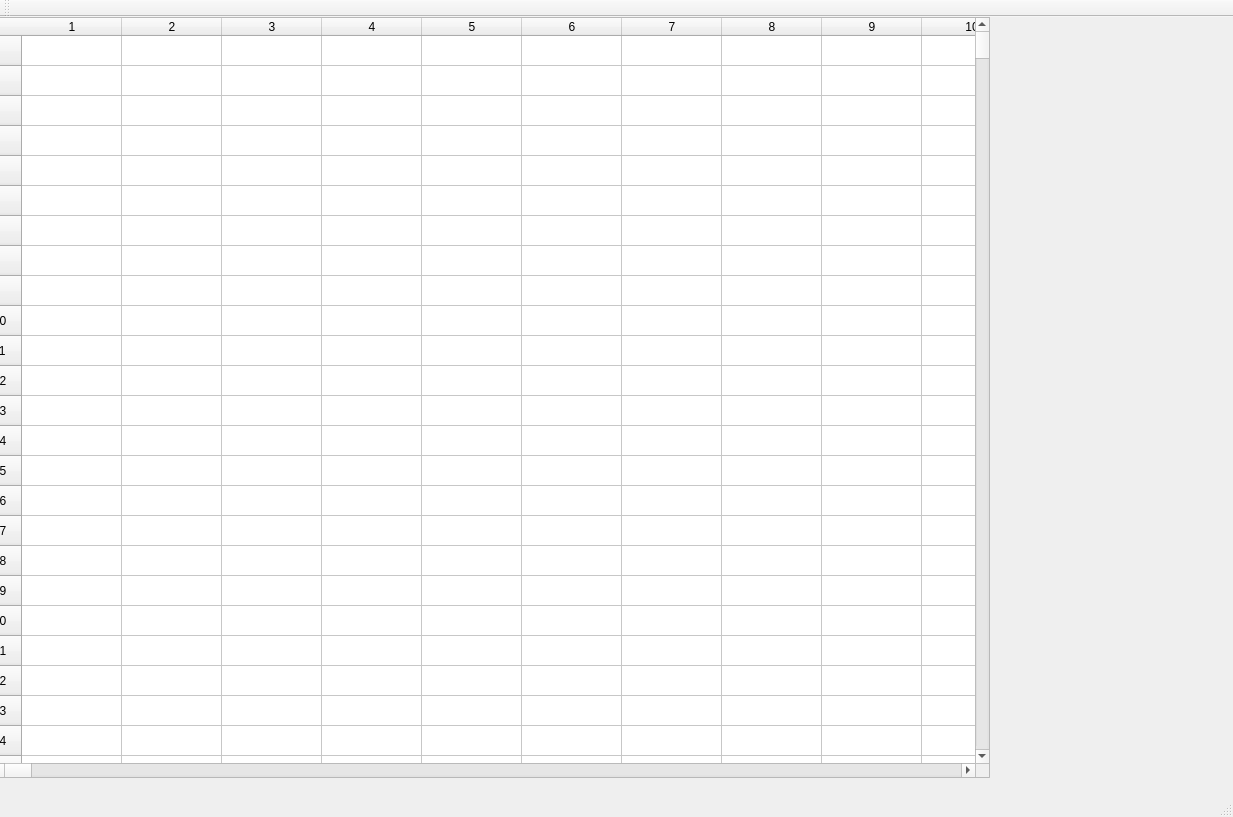
The window that mainwindow.ui (AlexEmets/GameOfLife) describes before a commit, drawn with Qt 5.
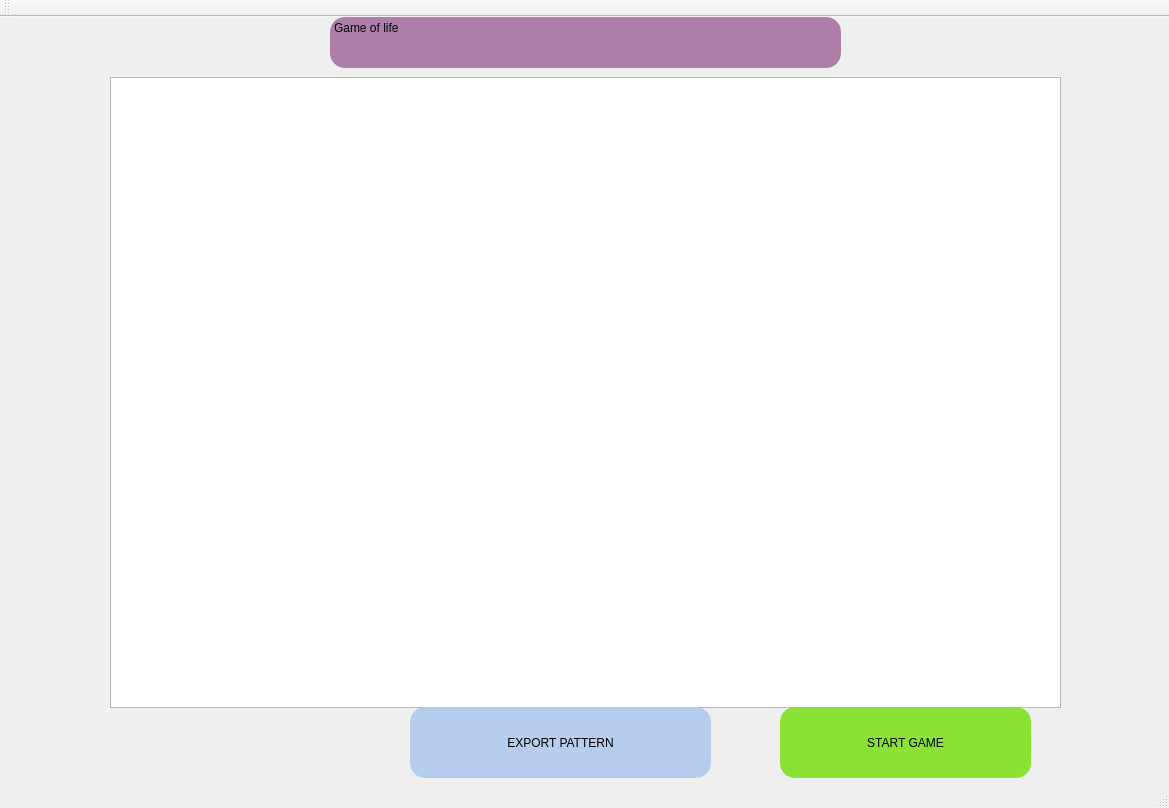
The same window after the commit.

Diff of the .ui file:
```diff
--- a/mainwindow.ui
+++ b/mainwindow.ui
@@ -6,8 +6,8 @@
    <rect>
     <x>0</x>
     <y>0</y>
-    <width>1233</width>
-    <height>817</height>
+    <width>1169</width>
+    <height>808</height>
    </rect>
   </property>
   <property name="windowTitle">
@@ -17,2018 +17,78 @@
    <widget class="QTableWidget" name="tableWidget">
     <property name="geometry">
      <rect>
-      <x>-10</x>
+      <x>110</x>
+      <y>60</y>
+      <width>951</width>
+      <height>631</height>
+     </rect>
+    </property>
+    <property name="styleSheet">
+     <string notr="true"/>
+    </property>
+   </widget>
+   <widget class="QPlainTextEdit" name="plainTextEdit">
+    <property name="geometry">
+     <rect>
+      <x>330</x>
       <y>0</y>
-      <width>1000</width>
-      <height>761</height>
-     </rect>
-    </property>
-    <property name="rowCount">
-     <number>1000</number>
-    </property>
-    <property name="columnCount">
-     <number>1000</number>
-    </property>
-    <row/>
-    <row/>
-    <row/>
-    <row/>
-    <row/>
-    <row/>
-    <row/>
-    <row/>
-    <row/>
-    <row/>
-    <row/>
-    <row/>
-    <row/>
-    <row/>
-    <row/>
-    <row/>
-    <row/>
-    <row/>
-    <row/>
-    <row/>
-    <row/>
-    <row/>
-    <row/>
-    <row/>
-    <row/>
-    <row/>
-    <row/>
-    <row/>
-    <row/>
-    <row/>
-    <row/>
-    <row/>
-    <row/>
-    <row/>
-    <row/>
-    <row/>
-    <row/>
-    <row/>
-    <row/>
-    <row/>
-    <row/>
-    <row/>
-    <row/>
-    <row/>
-    <row/>
-    <row/>
-    <row/>
-    <row/>
-    <row/>
-    <row/>
-    <row/>
-    <row/>
-    <row/>
-    <row/>
-    <row/>
-    <row/>
-    <row/>
-    <row/>
-    <row/>
-    <row/>
-    <row/>
-    <row/>
-    <row/>
-    <row/>
-    <row/>
-    <row/>
-    <row/>
-    <row/>
-    <row/>
-    <row/>
-    <row/>
-    <row/>
-    <row/>
-    <row/>
-    <row/>
-    <row/>
-    <row/>
-    <row/>
-    <row/>
-    <row/>
-    <row/>
-    <row/>
-    <row/>
-    <row/>
-    <row/>
-    <row/>
-    <row/>
-    <row/>
-    <row/>
-    <row/>
-    <row/>
-    <row/>
-    <row/>
-    <row/>
-    <row/>
-    <row/>
-    <row/>
-    <row/>
-    <row/>
-    <row/>
-    <row/>
-    <row/>
-    <row/>
-    <row/>
-    <row/>
-    <row/>
-    <row/>
-    <row/>
-    <row/>
-    <row/>
-    <row/>
-    <row/>
-    <row/>
-    <row/>
-    <row/>
-    <row/>
-    <row/>
-    <row/>
-    <row/>
-    <row/>
-    <row/>
-    <row/>
-    <row/>
-    <row/>
-    <row/>
-    <row/>
-    <row/>
-    <row/>
-    <row/>
-    <row/>
-    <row/>
-    <row/>
-    <row/>
-    <row/>
-    <row/>
-    <row/>
-    <row/>
-    <row/>
-    <row/>
-    <row/>
-    <row/>
-    <row/>
-    <row/>
-    <row/>
-    <row/>
-    <row/>
-    <row/>
-    <row/>
-    <row/>
-    <row/>
-    <row/>
-    <row/>
-    <row/>
-    <row/>
-    <row/>
-    <row/>
-    <row/>
-    <row/>
-    <row/>
-    <row/>
-    <row/>
-    <row/>
-    <row/>
-    <row/>
-    <row/>
-    <row/>
-    <row/>
-    <row/>
-    <row/>
-    <row/>
-    <row/>
-    <row/>
-    <row/>
-    <row/>
-    <row/>
-    <row/>
-    <row/>
-    <row/>
-    <row/>
-    <row/>
-    <row/>
-    <row/>
-    <row/>
-    <row/>
-    <row/>
-    <row/>
-    <row/>
-    <row/>
-    <row/>
-    <row/>
-    <row/>
-    <row/>
-    <row/>
-    <row/>
-    <row/>
-    <row/>
-    <row/>
-    <row/>
-    <row/>
-    <row/>
-    <row/>
-    <row/>
-    <row/>
-    <row/>
-    <row/>
-    <row/>
-    <row/>
-    <row/>
-    <row/>
-    <row/>
-    <row/>
-    <row/>
-    <row/>
-    <row/>
-    <row/>
-    <row/>
-    <row/>
-    <row/>
-    <row/>
-    <row/>
-    <row/>
-    <row/>
-    <row/>
-    <row/>
-    <row/>
-    <row/>
-    <row/>
-    <row/>
-    <row/>
-    <row/>
-    <row/>
-    <row/>
-    <row/>
-    <row/>
-    <row/>
-    <row/>
-    <row/>
-    <row/>
-    <row/>
-    <row/>
-    <row/>
-    <row/>
-    <row/>
-    <row/>
-    <row/>
-    <row/>
-    <row/>
-    <row/>
-    <row/>
-    <row/>
-    <row/>
-    <row/>
-    <row/>
-    <row/>
-    <row/>
-    <row/>
-    <row/>
-    <row/>
-    <row/>
-    <row/>
-    <row/>
-    <row/>
-    <row/>
-    <row/>
-    <row/>
-    <row/>
-    <row/>
-    <row/>
-    <row/>
-    <row/>
-    <row/>
-    <row/>
-    <row/>
-    <row/>
-    <row/>
-    <row/>
-    <row/>
-    <row/>
-    <row/>
-    <row/>
-    <row/>
-    <row/>
-    <row/>
-    <row/>
-    <row/>
-    <row/>
-    <row/>
-    <row/>
-    <row/>
-    <row/>
-    <row/>
-    <row/>
-    <row/>
-    <row/>
-    <row/>
-    <row/>
-    <row/>
-    <row/>
-    <row/>
-    <row/>
-    <row/>
-    <row/>
-    <row/>
-    <row/>
-    <row/>
-    <row/>
-    <row/>
-    <row/>
-    <row/>
-    <row/>
-    <row/>
-    <row/>
-    <row/>
-    <row/>
-    <row/>
-    <row/>
-    <row/>
-    <row/>
-    <row/>
-    <row/>
-    <row/>
-    <row/>
-    <row/>
-    <row/>
-    <row/>
-    <row/>
-    <row/>
-    <row/>
-    <row/>
-    <row/>
-    <row/>
-    <row/>
-    <row/>
-    <row/>
-    <row/>
-    <row/>
-    <row/>
-    <row/>
-    <row/>
-    <row/>
-    <row/>
-    <row/>
-    <row/>
-    <row/>
-    <row/>
-    <row/>
-    <row/>
-    <row/>
-    <row/>
-    <row/>
-    <row/>
-    <row/>
-    <row/>
-    <row/>
-    <row/>
-    <row/>
-    <row/>
-    <row/>
-    <row/>
-    <row/>
-    <row/>
-    <row/>
-    <row/>
-    <row/>
-    <row/>
-    <row/>
-    <row/>
-    <row/>
-    <row/>
-    <row/>
-    <row/>
-    <row/>
-    <row/>
-    <row/>
-    <row/>
-    <row/>
-    <row/>
-    <row/>
-    <row/>
-    <row/>
-    <row/>
-    <row/>
-    <row/>
-    <row/>
-    <row/>
-    <row/>
-    <row/>
-    <row/>
-    <row/>
-    <row/>
-    <row/>
-    <row/>
-    <row/>
-    <row/>
-    <row/>
-    <row/>
-    <row/>
-    <row/>
-    <row/>
-    <row/>
-    <row/>
-    <row/>
-    <row/>
-    <row/>
-    <row/>
-    <row/>
-    <row/>
-    <row/>
-    <row/>
-    <row/>
-    <row/>
-    <row/>
-    <row/>
-    <row/>
-    <row/>
-    <row/>
-    <row/>
-    <row/>
-    <row/>
-    <row/>
-    <row/>
-    <row/>
-    <row/>
-    <row/>
-    <row/>
-    <row/>
-    <row/>
-    <row/>
-    <row/>
-    <row/>
-    <row/>
-    <row/>
-    <row/>
-    <row/>
-    <row/>
-    <row/>
-    <row/>
-    <row/>
-    <row/>
-    <row/>
-    <row/>
-    <row/>
-    <row/>
-    <row/>
-    <row/>
-    <row/>
-    <row/>
-    <row/>
-    <row/>
-    <row/>
-    <row/>
-    <row/>
-    <row/>
-    <row/>
-    <row/>
-    <row/>
-    <row/>
-    <row/>
-    <row/>
-    <row/>
-    <row/>
-    <row/>
-    <row/>
-    <row/>
-    <row/>
-    <row/>
-    <row/>
-    <row/>
-    <row/>
-    <row/>
-    <row/>
-    <row/>
-    <row/>
-    <row/>
-    <row/>
-    <row/>
-    <row/>
-    <row/>
-    <row/>
-    <row/>
-    <row/>
-    <row/>
-    <row/>
-    <row/>
-    <row/>
-    <row/>
-    <row/>
-    <row/>
-    <row/>
-    <row/>
-    <row/>
-    <row/>
-    <row/>
-    <row/>
-    <row/>
-    <row/>
-    <row/>
-    <row/>
-    <row/>
-    <row/>
-    <row/>
-    <row/>
-    <row/>
-    <row/>
-    <row/>
-    <row/>
-    <row/>
-    <row/>
-    <row/>
-    <row/>
-    <row/>
-    <row/>
-    <row/>
-    <row/>
-    <row/>
-    <row/>
-    <row/>
-    <row/>
-    <row/>
-    <row/>
-    <row/>
-    <row/>
-    <row/>
-    <row/>
-    <row/>
-    <row/>
-    <row/>
-    <row/>
-    <row/>
-    <row/>
-    <row/>
-    <row/>
-    <row/>
-    <row/>
-    <row/>
-    <row/>
-    <row/>
-    <row/>
-    <row/>
-    <row/>
-    <row/>
-    <row/>
-    <row/>
-    <row/>
-    <row/>
-    <row/>
-    <row/>
-    <row/>
-    <row/>
-    <row/>
-    <row/>
-    <row/>
-    <row/>
-    <row/>
-    <row/>
-    <row/>
-    <row/>
-    <row/>
-    <row/>
-    <row/>
-    <row/>
-    <row/>
-    <row/>
-    <row/>
-    <row/>
-    <row/>
-    <row/>
-    <row/>
-    <row/>
-    <row/>
-    <row/>
-    <row/>
-    <row/>
-    <row/>
-    <row/>
-    <row/>
-    <row/>
-    <row/>
-    <row/>
-    <row/>
-    <row/>
-    <row/>
-    <row/>
-    <row/>
-    <row/>
-    <row/>
-    <row/>
-    <row/>
-    <row/>
-    <row/>
-    <row/>
-    <row/>
-    <row/>
-    <row/>
-    <row/>
-    <row/>
-    <row/>
-    <row/>
-    <row/>
-    <row/>
-    <row/>
-    <row/>
-    <row/>
-    <row/>
-    <row/>
-    <row/>
-    <row/>
-    <row/>
-    <row/>
-    <row/>
-    <row/>
-    <row/>
-    <row/>
-    <row/>
-    <row/>
-    <row/>
-    <row/>
-    <row/>
-    <row/>
-    <row/>
-    <row/>
-    <row/>
-    <row/>
-    <row/>
-    <row/>
-    <row/>
-    <row/>
-    <row/>
-    <row/>
-    <row/>
-    <row/>
-    <row/>
-    <row/>
-    <row/>
-    <row/>
-    <row/>
-    <row/>
-    <row/>
-    <row/>
-    <row/>
-    <row/>
-    <row/>
-    <row/>
-    <row/>
-    <row/>
-    <row/>
-    <row/>
-    <row/>
-    <row/>
-    <row/>
-    <row/>
-    <row/>
-    <row/>
-    <row/>
-    <row/>
-    <row/>
-    <row/>
-    <row/>
-    <row/>
-    <row/>
-    <row/>
-    <row/>
-    <row/>
-    <row/>
-    <row/>
-    <row/>
-    <row/>
-    <row/>
-    <row/>
-    <row/>
-    <row/>
-    <row/>
-    <row/>
-    <row/>
-    <row/>
-    <row/>
-    <row/>
-    <row/>
-    <row/>
-    <row/>
-    <row/>
-    <row/>
-    <row/>
-    <row/>
-    <row/>
-    <row/>
-    <row/>
-    <row/>
-    <row/>
-    <row/>
-    <row/>
-    <row/>
-    <row/>
-    <row/>
-    <row/>
-    <row/>
-    <row/>
-    <row/>
-    <row/>
-    <row/>
-    <row/>
-    <row/>
-    <row/>
-    <row/>
-    <row/>
-    <row/>
-    <row/>
-    <row/>
-    <row/>
-    <row/>
-    <row/>
-    <row/>
-    <row/>
-    <row/>
-    <row/>
-    <row/>
-    <row/>
-    <row/>
-    <row/>
-    <row/>
-    <row/>
-    <row/>
-    <row/>
-    <row/>
-    <row/>
-    <row/>
-    <row/>
-    <row/>
-    <row/>
-    <row/>
-    <row/>
-    <row/>
-    <row/>
-    <row/>
-    <row/>
-    <row/>
-    <row/>
-    <row/>
-    <row/>
-    <row/>
-    <row/>
-    <row/>
-    <row/>
-    <row/>
-    <row/>
-    <row/>
-    <row/>
-    <row/>
-    <row/>
-    <row/>
-    <row/>
-    <row/>
-    <row/>
-    <row/>
-    <row/>
-    <row/>
-    <row/>
-    <row/>
-    <row/>
-    <row/>
-    <row/>
-    <row/>
-    <row/>
-    <row/>
-    <row/>
-    <row/>
-    <row/>
-    <row/>
-    <row/>
-    <row/>
-    <row/>
-    <row/>
-    <row/>
-    <row/>
-    <row/>
-    <row/>
-    <row/>
-    <row/>
-    <row/>
-    <row/>
-    <row/>
-    <row/>
-    <row/>
-    <row/>
-    <row/>
-    <row/>
-    <row/>
-    <row/>
-    <row/>
-    <row/>
-    <row/>
-    <row/>
-    <row/>
-    <row/>
-    <row/>
-    <row/>
-    <row/>
-    <row/>
-    <row/>
-    <row/>
-    <row/>
-    <row/>
-    <row/>
-    <row/>
-    <row/>
-    <row/>
-    <row/>
-    <row/>
-    <row/>
-    <row/>
-    <row/>
-    <row/>
-    <row/>
-    <row/>
-    <row/>
-    <row/>
-    <row/>
-    <row/>
-    <row/>
-    <row/>
-    <row/>
-    <row/>
-    <row/>
-    <row/>
-    <row/>
-    <row/>
-    <row/>
-    <row/>
-    <row/>
-    <row/>
-    <row/>
-    <row/>
-    <row/>
-    <row/>
-    <row/>
-    <row/>
-    <row/>
-    <row/>
-    <row/>
-    <row/>
-    <row/>
-    <row/>
-    <row/>
-    <row/>
-    <row/>
-    <row/>
-    <row/>
-    <row/>
-    <row/>
-    <row/>
-    <row/>
-    <row/>
-    <row/>
-    <row/>
-    <row/>
-    <row/>
-    <row/>
-    <row/>
-    <row/>
-    <row/>
-    <row/>
-    <row/>
-    <row/>
-    <row/>
-    <row/>
-    <row/>
-    <row/>
-    <row/>
-    <row/>
-    <row/>
-    <row/>
-    <row/>
-    <row/>
-    <row/>
-    <row/>
-    <row/>
-    <row/>
-    <row/>
-    <row/>
-    <row/>
-    <row/>
-    <row/>
-    <row/>
-    <row/>
-    <row/>
-    <row/>
-    <row/>
-    <row/>
-    <row/>
-    <row/>
-    <row/>
-    <row/>
-    <row/>
-    <row/>
-    <row/>
-    <row/>
-    <row/>
-    <row/>
-    <row/>
-    <row/>
-    <row/>
-    <row/>
-    <row/>
-    <row/>
-    <row/>
-    <row/>
-    <row/>
-    <row/>
-    <row/>
-    <row/>
-    <row/>
-    <row/>
-    <row/>
-    <row/>
-    <row/>
-    <row/>
-    <row/>
-    <row/>
-    <row/>
-    <row/>
-    <row/>
-    <row/>
-    <row/>
-    <row/>
-    <row/>
-    <row/>
-    <row/>
-    <row/>
-    <row/>
-    <row/>
-    <row/>
-    <row/>
-    <row/>
-    <row/>
-    <row/>
-    <row/>
-    <row/>
-    <row/>
-    <row/>
-    <row/>
-    <row/>
-    <row/>
-    <row/>
-    <row/>
-    <row/>
-    <row/>
-    <row/>
-    <row/>
-    <row/>
-    <row/>
-    <row/>
-    <row/>
-    <row/>
-    <row/>
-    <row/>
-    <row/>
-    <row/>
-    <row/>
-    <row/>
-    <row/>
-    <row/>
-    <row/>
-    <row/>
-    <row/>
-    <row/>
-    <row/>
-    <row/>
-    <row/>
-    <row/>
-    <row/>
-    <row/>
-    <row/>
-    <row/>
-    <row/>
-    <row/>
-    <row/>
-    <row/>
-    <row/>
-    <row/>
-    <row/>
-    <row/>
-    <row/>
-    <row/>
-    <row/>
-    <row/>
-    <row/>
-    <row/>
-    <row/>
-    <row/>
-    <row/>
-    <row/>
-    <row/>
-    <row/>
-    <row/>
-    <row/>
-    <row/>
-    <row/>
-    <row/>
-    <row/>
-    <row/>
-    <column/>
-    <column/>
-    <column/>
-    <column/>
-    <column/>
-    <column/>
-    <column/>
-    <column/>
-    <column/>
-    <column/>
-    <column/>
-    <column/>
-    <column/>
-    <column/>
-    <column/>
-    <column/>
-    <column/>
-    <column/>
-    <column/>
-    <column/>
-    <column/>
-    <column/>
-    <column/>
-    <column/>
-    <column/>
-    <column/>
-    <column/>
-    <column/>
-    <column/>
-    <column/>
-    <column/>
-    <column/>
-    <column/>
-    <column/>
-    <column/>
-    <column/>
-    <column/>
-    <column/>
-    <column/>
-    <column/>
-    <column/>
-    <column/>
-    <column/>
-    <column/>
-    <column/>
-    <column/>
-    <column/>
-    <column/>
-    <column/>
-    <column/>
-    <column/>
-    <column/>
-    <column/>
-    <column/>
-    <column/>
-    <column/>
-    <column/>
-    <column/>
-    <column/>
-    <column/>
-    <column/>
-    <column/>
-    <column/>
-    <column/>
-    <column/>
-    <column/>
-    <column/>
-    <column/>
-    <column/>
-    <column/>
-    <column/>
-    <column/>
-    <column/>
-    <column/>
-    <column/>
-    <column/>
-    <column/>
-    <column/>
-    <column/>
-    <column/>
-    <column/>
-    <column/>
-    <column/>
-    <column/>
-    <column/>
-    <column/>
-    <column/>
-    <column/>
-    <column/>
-    <column/>
-    <column/>
-    <column/>
-    <column/>
-    <column/>
-    <column/>
-    <column/>
-    <column/>
-    <column/>
-    <column/>
-    <column/>
-    <column/>
-    <column/>
-    <column/>
-    <column/>
-    <column/>
-    <column/>
-    <column/>
-    <column/>
-    <column/>
-    <column/>
-    <column/>
-    <column/>
-    <column/>
-    <column/>
-    <column/>
-    <column/>
-    <column/>
-    <column/>
-    <column/>
-    <column/>
-    <column/>
-    <column/>
-    <column/>
-    <column/>
-    <column/>
-    <column/>
-    <column/>
-    <column/>
-    <column/>
-    <column/>
-    <column/>
-    <column/>
-    <column/>
-    <column/>
-    <column/>
-    <column/>
-    <column/>
-    <column/>
-    <column/>
-    <column/>
-    <column/>
-    <column/>
-    <column/>
-    <column/>
-    <column/>
-    <column/>
-    <column/>
-    <column/>
-    <column/>
-    <column/>
-    <column/>
-    <column/>
-    <column/>
-    <column/>
-    <column/>
-    <column/>
-    <column/>
-    <column/>
-    <column/>
-    <column/>
-    <column/>
-    <column/>
-    <column/>
-    <column/>
-    <column/>
-    <column/>
-    <column/>
-    <column/>
-    <column/>
-    <column/>
-    <column/>
-    <column/>
-    <column/>
-    <column/>
-    <column/>
-    <column/>
-    <column/>
-    <column/>
-    <column/>
-    <column/>
-    <column/>
-    <column/>
-    <column/>
-    <column/>
-    <column/>
-    <column/>
-    <column/>
-    <column/>
-    <column/>
-    <column/>
-    <column/>
-    <column/>
-    <column/>
-    <column/>
-    <column/>
-    <column/>
-    <column/>
-    <column/>
-    <column/>
-    <column/>
-    <column/>
-    <column/>
-    <column/>
-    <column/>
-    <column/>
-    <column/>
-    <column/>
-    <column/>
-    <column/>
-    <column/>
-    <column/>
-    <column/>
-    <column/>
-    <column/>
-    <column/>
-    <column/>
-    <column/>
-    <column/>
-    <column/>
-    <column/>
-    <column/>
-    <column/>
-    <column/>
-    <column/>
-    <column/>
-    <column/>
-    <column/>
-    <column/>
-    <column/>
-    <column/>
-    <column/>
-    <column/>
-    <column/>
-    <column/>
-    <column/>
-    <column/>
-    <column/>
-    <column/>
-    <column/>
-    <column/>
-    <column/>
-    <column/>
-    <column/>
-    <column/>
-    <column/>
-    <column/>
-    <column/>
-    <column/>
-    <column/>
-    <column/>
-    <column/>
-    <column/>
-    <column/>
-    <column/>
-    <column/>
-    <column/>
-    <column/>
-    <column/>
-    <column/>
-    <column/>
-    <column/>
-    <column/>
-    <column/>
-    <column/>
-    <column/>
-    <column/>
-    <column/>
-    <column/>
-    <column/>
-    <column/>
-    <column/>
-    <column/>
-    <column/>
-    <column/>
-    <column/>
-    <column/>
-    <column/>
-    <column/>
-    <column/>
-    <column/>
-    <column/>
-    <column/>
-    <column/>
-    <column/>
-    <column/>
-    <column/>
-    <column/>
-    <column/>
-    <column/>
-    <column/>
-    <column/>
-    <column/>
-    <column/>
-    <column/>
-    <column/>
-    <column/>
-    <column/>
-    <column/>
-    <column/>
-    <column/>
-    <column/>
-    <column/>
-    <column/>
-    <column/>
-    <column/>
-    <column/>
-    <column/>
-    <column/>
-    <column/>
-    <column/>
-    <column/>
-    <column/>
-    <column/>
-    <column/>
-    <column/>
-    <column/>
-    <column/>
-    <column/>
-    <column/>
-    <column/>
-    <column/>
-    <column/>
-    <column/>
-    <column/>
-    <column/>
-    <column/>
-    <column/>
-    <column/>
-    <column/>
-    <column/>
-    <column/>
-    <column/>
-    <column/>
-    <column/>
-    <column/>
-    <column/>
-    <column/>
-    <column/>
-    <column/>
-    <column/>
-    <column/>
-    <column/>
-    <column/>
-    <column/>
-    <column/>
-    <column/>
-    <column/>
-    <column/>
-    <column/>
-    <column/>
-    <column/>
-    <column/>
-    <column/>
-    <column/>
-    <column/>
-    <column/>
-    <column/>
-    <column/>
-    <column/>
-    <column/>
-    <column/>
-    <column/>
-    <column/>
-    <column/>
-    <column/>
-    <column/>
-    <column/>
-    <column/>
-    <column/>
-    <column/>
-    <column/>
-    <column/>
-    <column/>
-    <column/>
-    <column/>
-    <column/>
-    <column/>
-    <column/>
-    <column/>
-    <column/>
-    <column/>
-    <column/>
-    <column/>
-    <column/>
-    <column/>
-    <column/>
-    <column/>
-    <column/>
-    <column/>
-    <column/>
-    <column/>
-    <column/>
-    <column/>
-    <column/>
-    <column/>
-    <column/>
-    <column/>
-    <column/>
-    <column/>
-    <column/>
-    <column/>
-    <column/>
-    <column/>
-    <column/>
-    <column/>
-    <column/>
-    <column/>
-    <column/>
-    <column/>
-    <column/>
-    <column/>
-    <column/>
-    <column/>
-    <column/>
-    <column/>
-    <column/>
-    <column/>
-    <column/>
-    <column/>
-    <column/>
-    <column/>
-    <column/>
-    <column/>
-    <column/>
-    <column/>
-    <column/>
-    <column/>
-    <column/>
-    <column/>
-    <column/>
-    <column/>
-    <column/>
-    <column/>
-    <column/>
-    <column/>
-    <column/>
-    <column/>
-    <column/>
-    <column/>
-    <column/>
-    <column/>
-    <column/>
-    <column/>
-    <column/>
-    <column/>
-    <column/>
-    <column/>
-    <column/>
-    <column/>
-    <column/>
-    <column/>
-    <column/>
-    <column/>
-    <column/>
-    <column/>
-    <column/>
-    <column/>
-    <column/>
-    <column/>
-    <column/>
-    <column/>
-    <column/>
-    <column/>
-    <column/>
-    <column/>
-    <column/>
-    <column/>
-    <column/>
-    <column/>
-    <column/>
-    <column/>
-    <column/>
-    <column/>
-    <column/>
-    <column/>
-    <column/>
-    <column/>
-    <column/>
-    <column/>
-    <column/>
-    <column/>
-    <column/>
-    <column/>
-    <column/>
-    <column/>
-    <column/>
-    <column/>
-    <column/>
-    <column/>
-    <column/>
-    <column/>
-    <column/>
-    <column/>
-    <column/>
-    <column/>
-    <column/>
-    <column/>
-    <column/>
-    <column/>
-    <column/>
-    <column/>
-    <column/>
-    <column/>
-    <column/>
-    <column/>
-    <column/>
-    <column/>
-    <column/>
-    <column/>
-    <column/>
-    <column/>
-    <column/>
-    <column/>
-    <column/>
-    <column/>
-    <column/>
-    <column/>
-    <column/>
-    <column/>
-    <column/>
-    <column/>
-    <column/>
-    <column/>
-    <column/>
-    <column/>
-    <column/>
-    <column/>
-    <column/>
-    <column/>
-    <column/>
-    <column/>
-    <column/>
-    <column/>
-    <column/>
-    <column/>
-    <column/>
-    <column/>
-    <column/>
-    <column/>
-    <column/>
-    <column/>
-    <column/>
-    <column/>
-    <column/>
-    <column/>
-    <column/>
-    <column/>
-    <column/>
-    <column/>
-    <column/>
-    <column/>
-    <column/>
-    <column/>
-    <column/>
-    <column/>
-    <column/>
-    <column/>
-    <column/>
-    <column/>
-    <column/>
-    <column/>
-    <column/>
-    <column/>
-    <column/>
-    <column/>
-    <column/>
-    <column/>
-    <column/>
-    <column/>
-    <column/>
-    <column/>
-    <column/>
-    <column/>
-    <column/>
-    <column/>
-    <column/>
-    <column/>
-    <column/>
-    <column/>
-    <column/>
-    <column/>
-    <column/>
-    <column/>
-    <column/>
-    <column/>
-    <column/>
-    <column/>
-    <column/>
-    <column/>
-    <column/>
-    <column/>
-    <column/>
-    <column/>
-    <column/>
-    <column/>
-    <column/>
-    <column/>
-    <column/>
-    <column/>
-    <column/>
-    <column/>
-    <column/>
-    <column/>
-    <column/>
-    <column/>
-    <column/>
-    <column/>
-    <column/>
-    <column/>
-    <column/>
-    <column/>
-    <column/>
-    <column/>
-    <column/>
-    <column/>
-    <column/>
-    <column/>
-    <column/>
-    <column/>
-    <column/>
-    <column/>
-    <column/>
-    <column/>
-    <column/>
-    <column/>
-    <column/>
-    <column/>
-    <column/>
-    <column/>
-    <column/>
-    <column/>
-    <column/>
-    <column/>
-    <column/>
-    <column/>
-    <column/>
-    <column/>
-    <column/>
-    <column/>
-    <column/>
-    <column/>
-    <column/>
-    <column/>
-    <column/>
-    <column/>
-    <column/>
-    <column/>
-    <column/>
-    <column/>
-    <column/>
-    <column/>
-    <column/>
-    <column/>
-    <column/>
-    <column/>
-    <column/>
-    <column/>
-    <column/>
-    <column/>
-    <column/>
-    <column/>
-    <column/>
-    <column/>
-    <column/>
-    <column/>
-    <column/>
-    <column/>
-    <column/>
-    <column/>
-    <column/>
-    <column/>
-    <column/>
-    <column/>
-    <column/>
-    <column/>
-    <column/>
-    <column/>
-    <column/>
-    <column/>
-    <column/>
-    <column/>
-    <column/>
-    <column/>
-    <column/>
-    <column/>
-    <column/>
-    <column/>
-    <column/>
-    <column/>
-    <column/>
-    <column/>
-    <column/>
-    <column/>
-    <column/>
-    <column/>
-    <column/>
-    <column/>
-    <column/>
-    <column/>
-    <column/>
-    <column/>
-    <column/>
-    <column/>
-    <column/>
-    <column/>
-    <column/>
-    <column/>
-    <column/>
-    <column/>
-    <column/>
-    <column/>
-    <column/>
-    <column/>
-    <column/>
-    <column/>
-    <column/>
-    <column/>
-    <column/>
-    <column/>
-    <column/>
-    <column/>
-    <column/>
-    <column/>
-    <column/>
-    <column/>
-    <column/>
-    <column/>
-    <column/>
-    <column/>
-    <column/>
-    <column/>
-    <column/>
-    <column/>
-    <column/>
-    <column/>
-    <column/>
-    <column/>
-    <column/>
-    <column/>
-    <column/>
-    <column/>
-    <column/>
-    <column/>
-    <column/>
-    <column/>
-    <column/>
-    <column/>
-    <column/>
-    <column/>
-    <column/>
-    <column/>
-    <column/>
-    <column/>
-    <column/>
-    <column/>
-    <column/>
-    <column/>
-    <column/>
-    <column/>
-    <column/>
-    <column/>
-    <column/>
-    <column/>
-    <column/>
-    <column/>
-    <column/>
-    <column/>
-    <column/>
-    <column/>
-    <column/>
-    <column/>
-    <column/>
-    <column/>
-    <column/>
-    <column/>
-    <column/>
-    <column/>
-    <column/>
-    <column/>
-    <column/>
-    <column/>
-    <column/>
-    <column/>
-    <column/>
-    <column/>
-    <column/>
-    <column/>
-    <column/>
-    <column/>
-    <column/>
-    <column/>
-    <column/>
-    <column/>
-    <column/>
-    <column/>
-    <column/>
-    <column/>
-    <column/>
-    <column/>
-    <column/>
-    <column/>
-    <column/>
-    <column/>
-    <column/>
-    <column/>
-    <column/>
-    <column/>
-    <column/>
-    <column/>
-    <column/>
-    <column/>
-    <column/>
-    <column/>
-    <column/>
-    <column/>
-    <column/>
-    <column/>
-    <column/>
-    <column/>
-    <column/>
-    <column/>
-    <column/>
-    <column/>
-    <column/>
-    <column/>
-    <column/>
-    <column/>
-    <column/>
-    <column/>
-    <column/>
-    <column/>
-    <column/>
-    <column/>
-    <column/>
-    <column/>
-    <column/>
-    <column/>
-    <column/>
-    <column/>
-    <column/>
-    <column/>
-    <column/>
-    <column/>
-    <column/>
-    <column/>
-    <column/>
-    <column/>
-    <column/>
-    <column/>
-    <column/>
-    <column/>
-    <column/>
-    <column/>
-    <column/>
-    <column/>
-    <column/>
-    <column/>
-    <column/>
-    <column/>
-    <column/>
-    <column/>
-    <column/>
-    <column/>
-    <column/>
-    <column/>
-    <column/>
-    <column/>
-    <column/>
-    <column/>
-    <column/>
-    <column/>
-    <column/>
-    <column/>
-    <column/>
-    <column/>
-    <column/>
-    <column/>
-    <column/>
-    <column/>
-    <column/>
-    <column/>
-    <column/>
-    <column/>
-    <column/>
-    <column/>
-    <column/>
-    <column/>
-    <column/>
-    <column/>
-    <column/>
-    <column/>
-    <column/>
-    <column/>
-    <column/>
-    <column/>
-    <column/>
-    <column/>
-    <column/>
-    <column/>
-    <column/>
-    <column/>
-    <column/>
-    <column/>
-    <column/>
-    <column/>
-    <column/>
-    <column/>
-    <column/>
-    <column/>
-    <column/>
-    <column/>
-    <column/>
-    <column/>
-    <column/>
-    <column/>
-    <column/>
-    <column/>
-    <column/>
-    <column/>
-    <column/>
-    <column/>
-    <column/>
-    <column/>
-    <column/>
-    <column/>
-    <column/>
-    <column/>
-    <column/>
-    <column/>
-    <column/>
-    <column/>
-    <column/>
-    <column/>
-    <column/>
-    <column/>
-    <column/>
-    <column/>
-    <column/>
-    <column/>
-    <column/>
-    <column/>
-    <column/>
-    <column/>
-    <column/>
-    <column/>
-    <column/>
-    <column/>
-    <column/>
-    <column/>
-    <column/>
-    <column/>
-    <column/>
-    <column/>
-    <column/>
-    <column/>
-    <column/>
-    <column/>
-    <column/>
-    <column/>
-    <column/>
-    <column/>
-    <column/>
-    <column/>
-    <column/>
-    <column/>
-    <column/>
-    <column/>
-    <column/>
-    <column/>
-    <column/>
-    <column/>
-    <column/>
-    <column/>
-    <column/>
-    <column/>
-    <column/>
-    <column/>
-    <column/>
-    <column/>
-    <column/>
-    <column/>
-    <column/>
-    <column/>
-    <column/>
-    <column/>
-    <column/>
-    <column/>
-    <column/>
-    <column/>
-    <column/>
-    <column/>
-    <column/>
-    <column/>
-    <column/>
-    <column/>
-    <column/>
-    <column/>
-    <column/>
-    <column/>
-    <column/>
+      <width>511</width>
+      <height>51</height>
+     </rect>
+    </property>
+    <property name="styleSheet">
+     <string notr="true">font: 20pt &quot;Ubuntu&quot;;
+background-color: rgb(173, 127, 168);
+color: rgb(0, 0, 0);
+border-radius: 15</string>
+    </property>
+    <property name="plainText">
+     <string>Game of life</string>
+    </property>
+    <property name="centerOnScroll">
+     <bool>false</bool>
+    </property>
+   </widget>
+   <widget class="QPushButton" name="pushButton">
+    <property name="geometry">
+     <rect>
+      <x>780</x>
+      <y>690</y>
+      <width>251</width>
+      <height>71</height>
+     </rect>
+    </property>
+    <property name="styleSheet">
+     <string notr="true">color: rgb(0, 0, 0);
+background-color: rgb(138, 226, 52);
+font: 27pt &quot;Ubuntu&quot;;
+border-radius: 15
+</string>
+    </property>
+    <property name="text">
+     <string>START GAME</string>
+    </property>
+   </widget>
+   <widget class="QPushButton" name="exportPatternButton">
+    <property name="geometry">
+     <rect>
+      <x>410</x>
+      <y>690</y>
+      <width>301</width>
+      <height>71</height>
+     </rect>
+    </property>
+    <property name="styleSheet">
+     <string notr="true">color: rgb(0, 0, 0);
+background-color: rgb(183, 205, 238);
+
+font: 27pt &quot;Ubuntu&quot;;
+border-radius: 15
+</string>
+    </property>
+    <property name="text">
+     <string>EXPORT PATTERN</string>
+    </property>
    </widget>
   </widget>
   <widget class="QMenuBar" name="menuBar">
```
Left out of the diff: 4 changed lines with no effect on the pictures.
